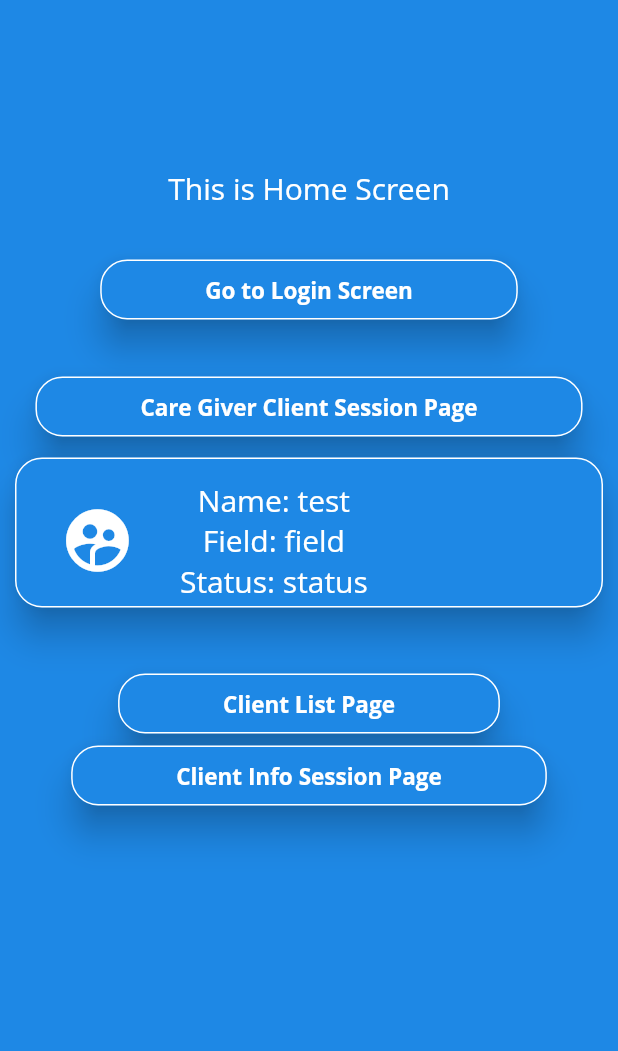
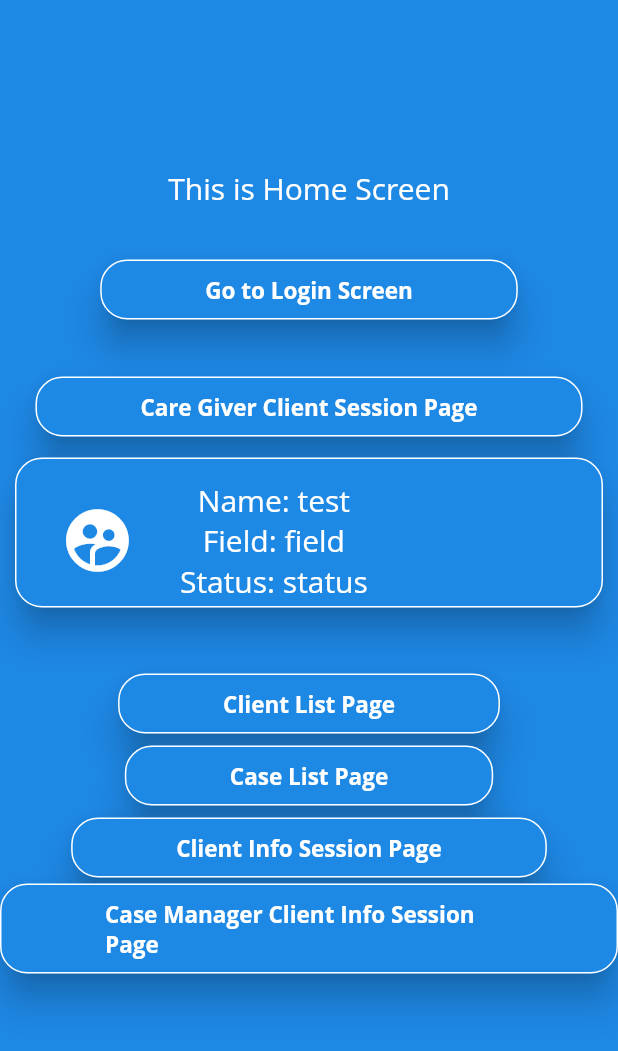
Before and after one commit to cfg2020apac/team-7, a Flutter app: the screen it shows after launch, on a phone screen of 412 x 824 dp. Shown: the top 1051 px of the screen. Run offline on Flutter 3.47's test engine with Material 2 defaults, Android fonts, the phone set to English and light mode, and no system bars; our stand-ins replace cloud_firestore, firebase_core; accounts and stored records are empty; Roboto replaces fonts that are missing (Open Sans).

Commit message:
CaseManager Pages

```diff
--- a/lib/components/caregiverCard.dart
+++ b/lib/components/caregiverCard.dart
@@ -1,4 +1,5 @@
 import 'package:flutter/material.dart';
+import 'package:team7_app/views/CaseManagerClientInfoPage.dart';
 import 'package:team7_app/views/clientCaregiver.dart';
 
 class CaregiverCard extends StatelessWidget {
@@ -28,7 +29,7 @@ class CaregiverCard extends StatelessWidget {
           Navigator.push(
             context,
             MaterialPageRoute(
-                builder: (context) => ClientCaregiver(clientID_caregiverID)),
+                builder: (context) => CaseManagerClientInfoSessionPage()),
           );
         },
         child: Container(
--- a/lib/views/clientList.dart
+++ b/lib/views/clientList.dart
@@ -7,7 +7,7 @@ import 'package:team7_app/components/clientCard.dart';
 class ClientList extends StatelessWidget {
   Widget build(BuildContext context) {
     return Scaffold(
-        backgroundColor: Colors.blue[600],
+        backgroundColor: Colors.grey[50],
         body: Center(
           child: MediaQuery.removePadding(
             context: context,
@@ -23,6 +23,8 @@ class ClientList extends StatelessWidget {
                         style: TextStyle(
                           fontSize: 40,
                           decoration: TextDecoration.underline,
+                          color: Colors.blue[400],
+                          fontWeight: FontWeight.bold,
                         )),
                   ],
                 ),
--- a/lib/views/welcome_screen.dart
+++ b/lib/views/welcome_screen.dart
@@ -1,10 +1,13 @@
 import 'package:flutter/material.dart';
 import 'package:team7_app/components/buttons.dart';
 import 'package:team7_app/components/caregiverCard.dart';
+import 'package:team7_app/views/CaseManagerClientInfoPage.dart';
 import 'package:team7_app/views/caregivers/ClientInfoPage.dart';
 import 'package:team7_app/views/caregivers/ClientList.dart';
 import 'package:team7_app/views/caregivers/ClientSessionPage.dart';
 import 'package:team7_app/views/login.dart';
+
+import 'clientList.dart';
 
 class WelcomeScreen extends StatelessWidget {
   Widget build(BuildContext context) {
@@ -38,8 +41,15 @@ class WelcomeScreen extends StatelessWidget {
                     SizedBox(height: 30),
                     Button.getChoiceButton(context, 70, "Client List Page",
                         CareGiverClientListPage()),
+                    Button.getChoiceButton(
+                        context, 70, "Case List Page", ClientList()),
                     Button.getChoiceButton(context, 70,
                         "Client Info Session Page", ClientInfoSessionPage()),
+                    Button.getChoiceButton(
+                        context,
+                        70,
+                        "Case Manager Client Info Session Page",
+                        CaseManagerClientInfoSessionPage()),
                   ],
                 ),
               ),
```
Also changed, not shown: lib/views/caregiverList.dart (+23 -9 lines).
